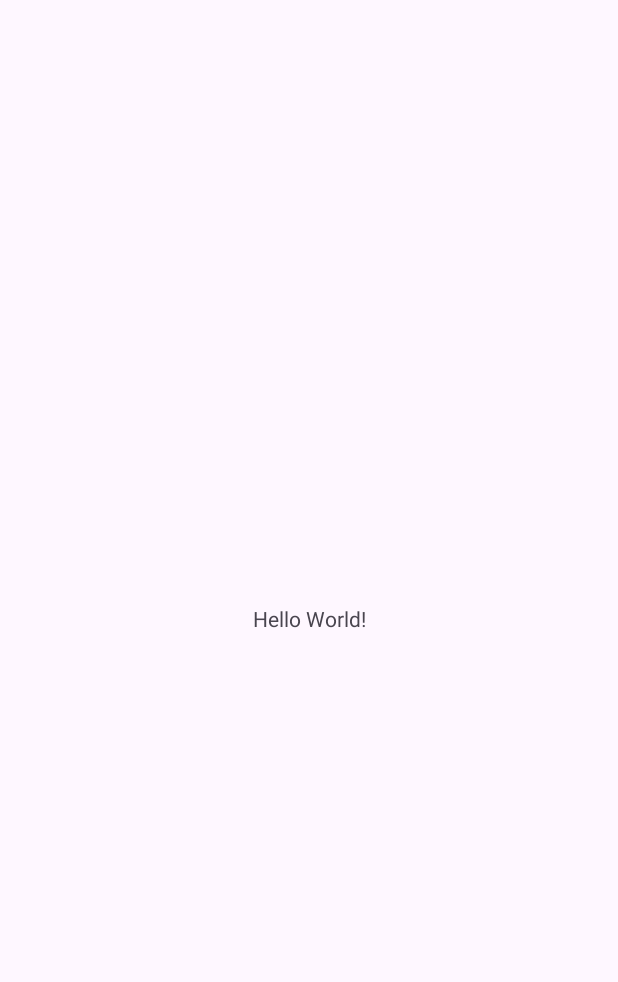
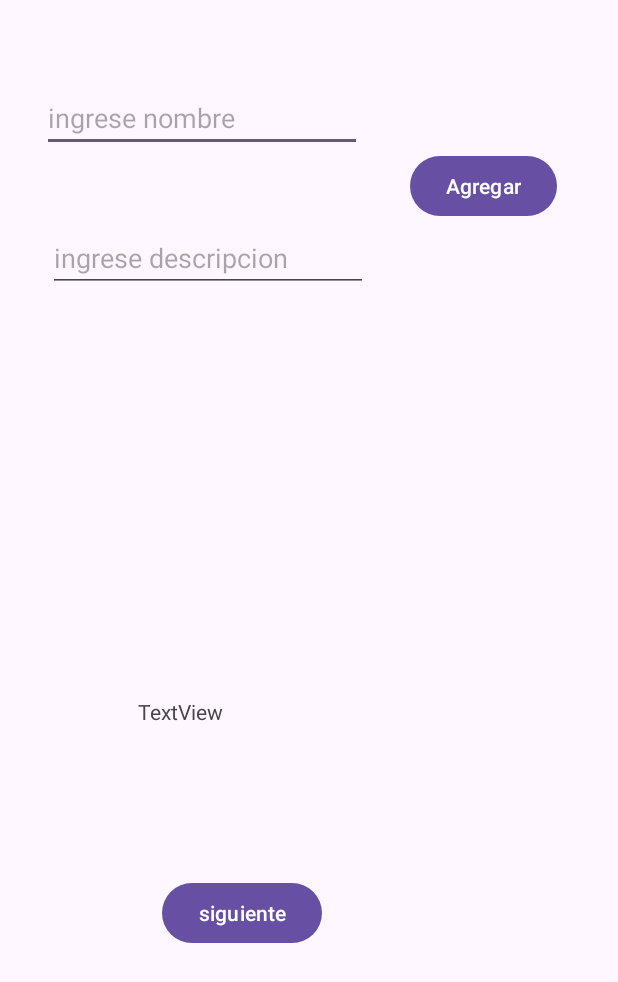
Before and after one commit to luciano90a/Practica2github, an Android app: the screen it shows after launch (MainActivity), on a phone screen of 412 x 824 dp. Before the commit the part shown is almost empty. Shown: the top 982 px of the screen. Run offline under Robolectric (Android 15) with nearby library versions, the phone set to English and light mode, and no system bars.

Commit message:
practica2

```diff
--- a/app/build.gradle.kts
+++ b/app/build.gradle.kts
@@ -4,12 +4,12 @@ plugins {
 
 android {
     namespace = "com.example.practica2"
-    compileSdk = 33
+    compileSdk = 34
 
     defaultConfig {
         applicationId = "com.example.practica2"
         minSdk = 24
-        targetSdk = 33
+        targetSdk = 34
         versionCode = 1
         versionName = "1.0"
 
--- a/app/src/main/AndroidManifest.xml
+++ b/app/src/main/AndroidManifest.xml
@@ -13,6 +13,9 @@
         android:theme="@style/Theme.Practica2"
         tools:targetApi="31">
         <activity
+            android:name=".usuario"
+            android:exported="false" />
+        <activity
             android:name=".MainActivity"
             android:exported="true">
             <intent-filter>
--- a/app/src/main/java/com/example/practica2/MainActivity.java
+++ b/app/src/main/java/com/example/practica2/MainActivity.java
@@ -2,13 +2,70 @@ package com.example.practica2;
 
 import androidx.appcompat.app.AppCompatActivity;
 
+import android.content.Intent;
 import android.os.Bundle;
+import android.view.View;
+import android.widget.AdapterView;
+import android.widget.ArrayAdapter;
+import android.widget.EditText;
+import android.widget.ListView;
+import android.widget.TextView;
+import android.widget.Toast;
+
+import java.util.ArrayList;
+import java.util.List;
 
 public class MainActivity extends AppCompatActivity {
+    private EditText nombre,des;
+    private TextView descripcion;
+    private ListView contenedor_consolas;
+    private List<String> consolas = new ArrayList<>();
+    private List<String> Des = new ArrayList<>();
+    private ArrayAdapter<String> adapter;
+
+    int pos=-1;
 
     @Override
     protected void onCreate(Bundle savedInstanceState) {
         super.onCreate(savedInstanceState);
         setContentView(R.layout.activity_main);
+        nombre=(EditText) findViewById(R.id.nombre_in);
+        des=(EditText) findViewById(R.id.des_in);
+        contenedor_consolas=(ListView) findViewById(R.id.consolas);
+        adapter = new ArrayAdapter<String>(this, R.layout.l_view, consolas);
+        descripcion=(TextView)findViewById(R.id.la_des);
+        contenedor_consolas.setAdapter(adapter);
+        contenedor_consolas.setOnItemClickListener(new AdapterView.OnItemClickListener() {
+            @Override
+            public void onItemClick(AdapterView<?> parent, View view, int position, long id) {
+                // Corregir el texto para mostrar el precio correctamente
+
+                String laconsola=Des.get(position);
+                descripcion.setText(laconsola);
+
+            }
+
+        });
+
+    }
+    public void agregar_consola(View view) {
+        String nombre_agregado = nombre.getText().toString();
+        String des_agregada = des.getText().toString();
+        if (!nombre_agregado.isEmpty() && !des_agregada.isEmpty()) {
+            consolas.add(nombre_agregado);
+            Des.add(des_agregada);
+            adapter.notifyDataSetChanged();
+            nombre.setText("");  // Limpia el campo de entrada de nombre
+            des.setText("");
+            Toast.makeText(this,"exito",Toast.LENGTH_LONG).show();
+        }else{
+            Toast.makeText(this,"error",Toast.LENGTH_LONG).show();
+        }
+        pos++;
+
+    }
+    public void siguiente(View view){
+        Intent sig = new Intent(this, usuario.class);
+        startActivity(sig);
     }
 }
--- a/app/src/main/res/layout/activity_main.xml
+++ b/app/src/main/res/layout/activity_main.xml
@@ -6,13 +6,69 @@
     android:layout_height="match_parent"
     tools:context=".MainActivity">
 
-    <TextView
+    <EditText
+        android:id="@+id/nombre_in"
         android:layout_width="wrap_content"
         android:layout_height="wrap_content"
-        android:text="Hello World!"
-        app:layout_constraintBottom_toBottomOf="parent"
-        app:layout_constraintEnd_toEndOf="parent"
+        android:layout_marginStart="28dp"
+        android:layout_marginTop="56dp"
+        android:ems="10"
+        android:hint="ingrese nombre"
+        android:inputType="text"
         app:layout_constraintStart_toStartOf="parent"
         app:layout_constraintTop_toTopOf="parent" />
 
+    <EditText
+        android:id="@+id/des_in"
+        android:layout_width="wrap_content"
+        android:layout_height="wrap_content"
+        android:layout_marginStart="32dp"
+        android:layout_marginTop="48dp"
+        android:ems="10"
+        android:hint="ingrese descripcion"
+        android:inputType="text"
+        app:layout_constraintStart_toStartOf="parent"
+        app:layout_constraintTop_toBottomOf="@+id/nombre_in" />
+
+    <Button
+        android:id="@+id/button"
+        android:layout_width="wrap_content"
+        android:layout_height="wrap_content"
+        android:layout_marginStart="32dp"
+        android:layout_marginTop="100dp"
+        android:onClick="agregar_consola"
+        android:text="Agregar"
+        app:layout_constraintStart_toEndOf="@+id/nombre_in"
+        app:layout_constraintTop_toTopOf="parent" />
+
+    <ListView
+        android:id="@+id/consolas"
+        android:layout_width="276dp"
+        android:layout_height="182dp"
+        android:layout_marginStart="40dp"
+        android:layout_marginTop="48dp"
+        app:layout_constraintStart_toStartOf="parent"
+        app:layout_constraintTop_toBottomOf="@+id/des_in" />
+
+    <TextView
+        android:id="@+id/la_des"
+        android:layout_width="167dp"
+        android:layout_height="68dp"
+        android:layout_marginStart="92dp"
+        android:layout_marginTop="40dp"
+        android:text="TextView"
+        app:layout_constraintStart_toStartOf="parent"
+        app:layout_constraintTop_toBottomOf="@+id/consolas" />
+
+    <Button
+        android:id="@+id/button2"
+        android:layout_width="wrap_content"
+        android:layout_height="wrap_content"
+        android:layout_marginStart="108dp"
+        android:layout_marginTop="52dp"
+        android:onClick="siguiente"
+        android:text="siguiente"
+        app:layout_constraintStart_toStartOf="parent"
+        app:layout_constraintTop_toBottomOf="@+id/la_des" />
+
 </androidx.constraintlayout.widget.ConstraintLayout>
```
Also changed, not shown: app/src/main/java/com/example/practica2/usuario.java (added, +57 -0 lines), app/src/main/res/layout/l_usuario.xml (added, +78 -0 lines), app/src/main/res/layout/l_view.xml (added, +9 -0 lines).
